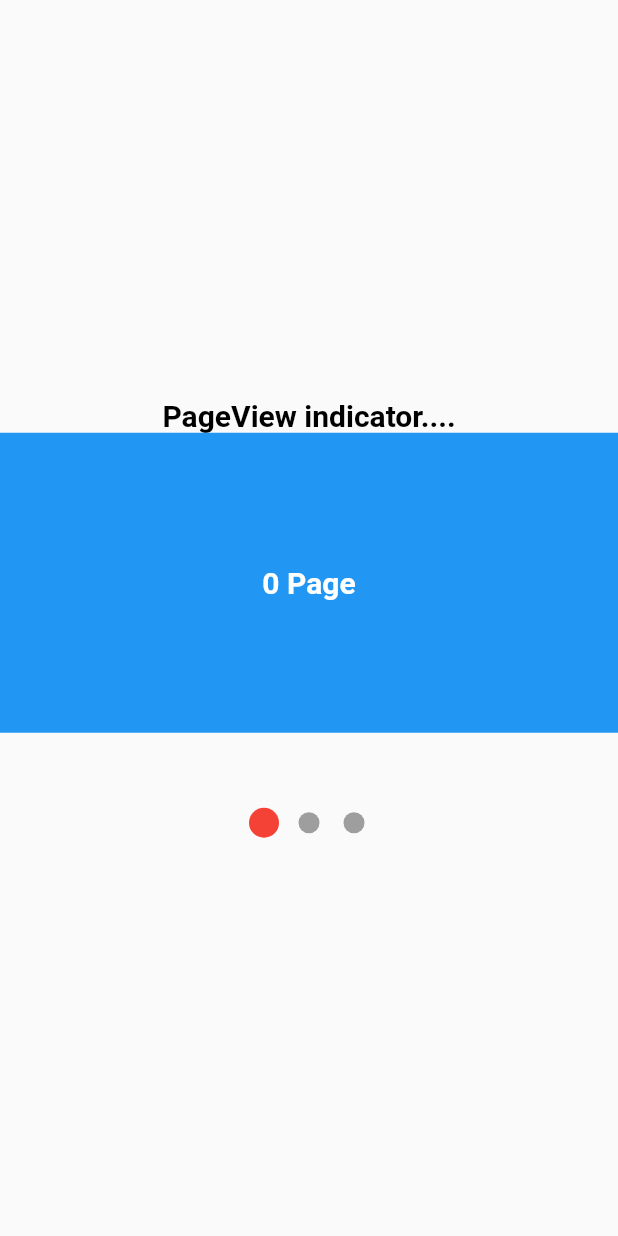
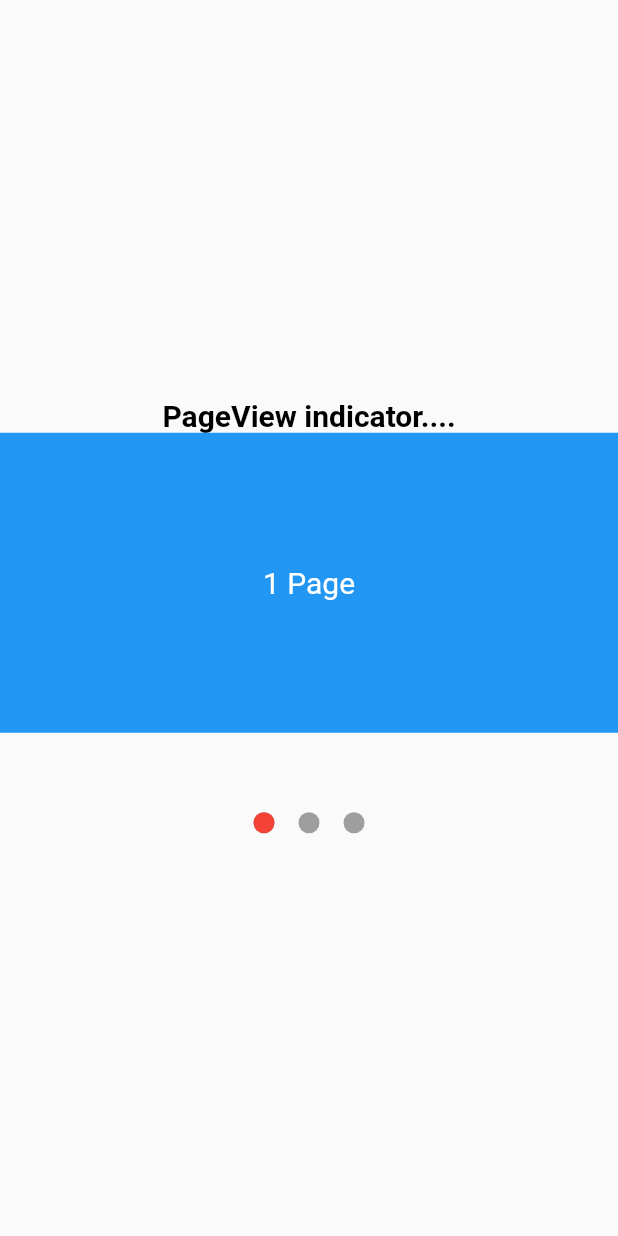
Before and after one commit to taylanyildiz/FLUTTER-PAGE-INDICATOR, a Flutter app: the screen it shows after launch, on a phone screen of 412 x 824 dp. Run offline on Flutter 3.47's test engine with Material 2 defaults, Android fonts, the phone set to English and light mode, and no system bars.

Commit message:
added index method
index method is added

```diff
--- a/lib/screen/home_screen.dart
+++ b/lib/screen/home_screen.dart
@@ -7,26 +7,6 @@
 }
 
 class _HomeScreenState extends State<HomeScreen> {
-  List<Widget> itemsWidget() {
-    var list = <Widget>[];
-    for (var i = 0; i < 3; i++) {
-      list.add(
-        Center(
-          child: Text(
-            '${i} Page',
-            style: TextStyle(
-              color: Colors.white,
-              fontSize: 20.0,
-              fontWeight: FontWeight.bold,
-            ),
-          ),
-        ),
-      );
-    }
-
-    return list;
-  }
-
   @override
   Widget build(BuildContext context) {
     return Scaffold(
@@ -47,7 +27,17 @@
               indicatorBackgroundColor: Colors.grey,
               indicatorColor: Colors.red,
               itemCount: 3,
-              child: itemsWidget(),
+              build: (index) {
+                return Center(
+                  child: Text(
+                    '${index + 1} Page',
+                    style: TextStyle(
+                      color: Colors.white,
+                      fontSize: 20.0,
+                    ),
+                  ),
+                );
+              },
             ),
           ],
         ),
--- a/lib/screen/page_indicator.dart
+++ b/lib/screen/page_indicator.dart
@@ -1,15 +1,15 @@
 import 'package:flutter/material.dart';
 
 class PageViewIndicator extends StatefulWidget {
-  final List<Widget> child;
   final int itemCount;
+  final Widget Function(int) build;
   Color bakcgroundColors;
   Color indicatorColor;
   Color indicatorBackgroundColor;
   PageViewIndicator({
     Key key,
     @required this.itemCount,
-    @required this.child,
+    @required this.build,
     Color backGroundColor,
     Color indicatorColor,
     Color indicatorBackgroundColor,
@@ -54,13 +54,12 @@
             onPageChanged: (page) async {
               pageController.animateToPage(page,
                   duration: Duration(milliseconds: 100), curve: Curves.linear);
-              setState(() {});
             },
             itemCount: widget.itemCount,
             itemBuilder: (context, index) => AnimatedBuilder(
               animation: pageController,
               builder: (context, child) {
-                return widget.child[index];
+                return widget.build(index);
               },
             ),
           ),
@@ -73,6 +72,7 @@
               indicatorColor: widget.indicatorColor,
               indicatorBackgroundColor: widget.indicatorBackgroundColor,
               pageCount: widget.itemCount,
+              // ignore: invalid_use_of_protected_member
               page: pageController.hasListeners ? pageController.page : 0.0,
             ),
           ),
@@ -140,10 +140,10 @@
 
     canvas.drawRRect(
       RRect.fromLTRBR(
-        indicatorLeftX,
-        0.0,
-        indicatorRightX,
-        2 * radius,
+        indicatorLeftX + thickness,
+        0.0 + thickness,
+        indicatorRightX - thickness,
+        2 * radius - thickness,
         Radius.circular(radius),
       ),
       indicatorPaint,
```
